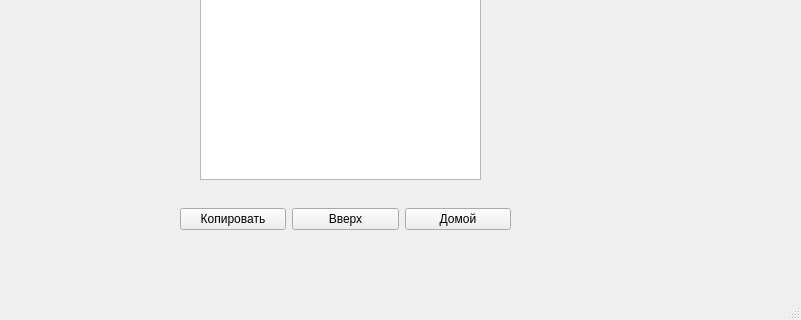
The window that mainwindow.ui (MaxLeywyn/2025_VT232_Lutsenko_11) describes before a commit, drawn with Qt 5; both pictures show x 100 to 901 and y 421 to 741 of the 901 by 741 pixel window.
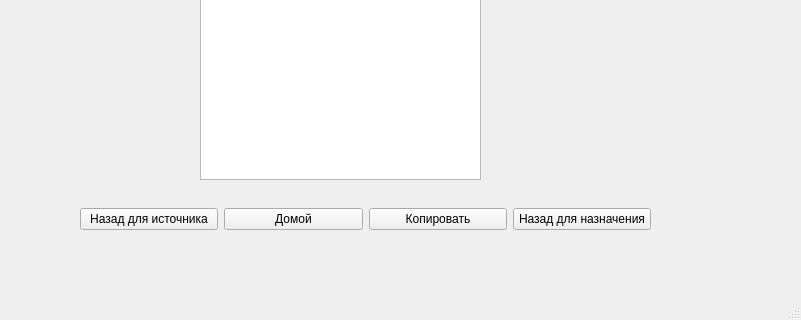
The same window after the commit.

Diff of the .ui file:
```diff
--- a/mainwindow.ui
+++ b/mainwindow.ui
@@ -116,24 +116,17 @@
    <widget class="QWidget" name="horizontalLayoutWidget_3">
     <property name="geometry">
      <rect>
-      <x>280</x>
+      <x>180</x>
       <y>620</y>
-      <width>331</width>
+      <width>571</width>
       <height>41</height>
      </rect>
     </property>
     <layout class="QHBoxLayout" name="horizontalLayout_3">
-     <item>
-      <widget class="QPushButton" name="copyButton">
-       <property name="text">
-        <string>Копировать</string>
-       </property>
-      </widget>
-     </item>
      <item>
       <widget class="QPushButton" name="upButton">
        <property name="text">
-        <string>Вверх</string>
+        <string>Назад для источника</string>
        </property>
       </widget>
      </item>
@@ -144,6 +137,20 @@
        </property>
       </widget>
      </item>
+     <item>
+      <widget class="QPushButton" name="copyButton">
+       <property name="text">
+        <string>Копировать</string>
+       </property>
+      </widget>
+     </item>
+     <item>
+      <widget class="QPushButton" name="upDestButton">
+       <property name="text">
+        <string>Назад для назначения</string>
+       </property>
+      </widget>
+     </item>
     </layout>
    </widget>
   </widget>
```
